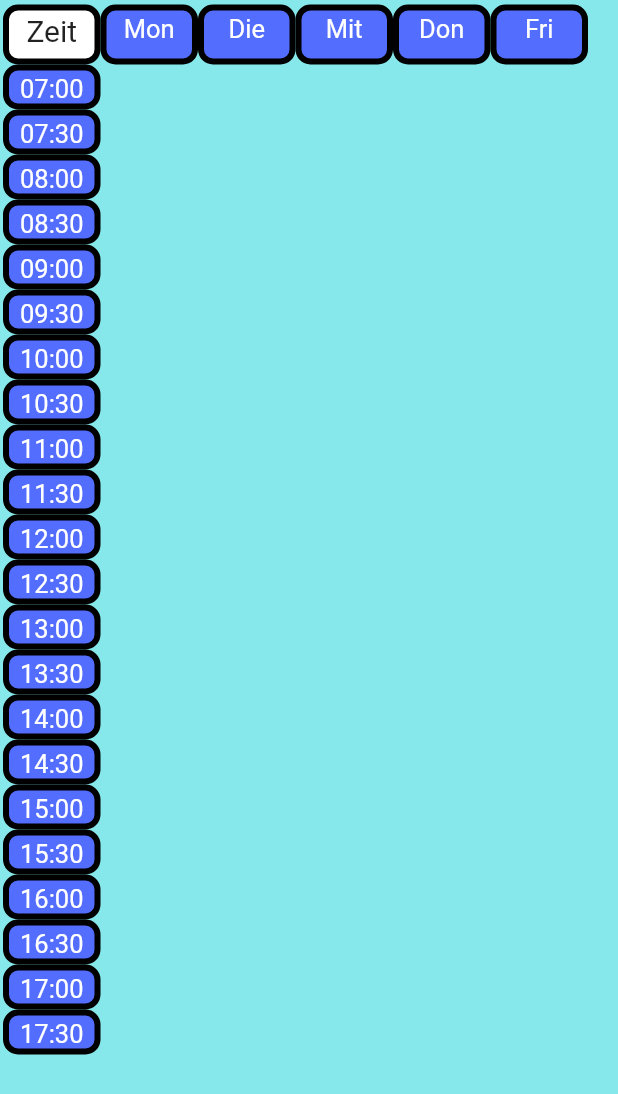
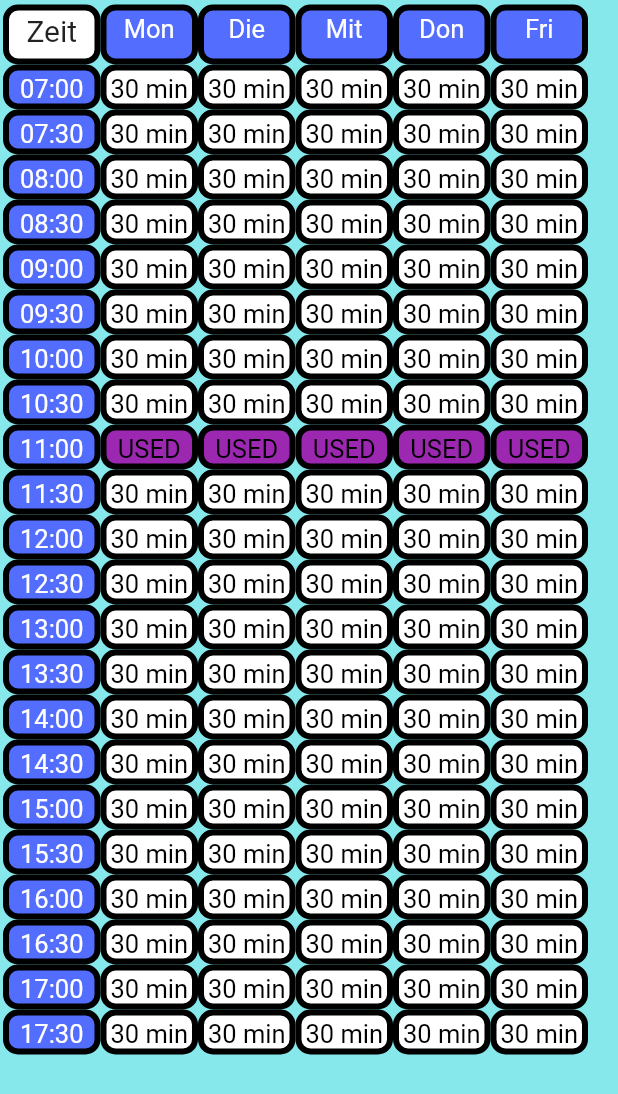
Before and after one commit to NN3054/DA_termin_manager, a Flutter app: the screen it shows after launch, on a phone screen of 412 x 824 dp. Shown: the top 1094 px of the screen. Run offline on Flutter 3.47's test engine with Material 2 defaults, Android fonts, the phone set to English and light mode, and no system bars.

Commit message:
DONE: time.dart header.dart
TODO:
meetings.dart
menu.dart
change container_pattern.dart so it can take Textstyle arguments

ERRORS:
crashes every 2-3 Minutes because of:
F/crash_dump32(25450): crash_dump.cpp:474] failed to attach to thread 182: Permission denied

```diff
--- a/lib/body_builder/body.dart
+++ b/lib/body_builder/body.dart
@@ -1,9 +1,10 @@
 import 'package:flutter/material.dart';
+import 'package:termin_manager/body_builder/body_parts/meetings_pattern.dart';
 
 import 'body_parts/time.dart';
 import 'body_parts/header.dart';
 
-import 'body_parts/templates/container_pattern.dart';
+import 'body_parts/templates/time_container_pattern.dart';
 
 class Body extends StatelessWidget {
   @override
@@ -13,7 +14,9 @@ class Body extends StatelessWidget {
         children: [
           Header(),
           Row(
-            children: [Time()],
+            children: [
+              Time(), MeetingsPattern(),
+            ],
           ),
         ],
       ),
--- a/lib/body_builder/body_parts/header.dart
+++ b/lib/body_builder/body_parts/header.dart
@@ -1,7 +1,7 @@
 import 'package:flutter/material.dart';
 import 'dart:ui' as ui;
 
-import './templates/container_pattern.dart';
+import './templates/time_container_pattern.dart';
 
 class Header extends StatelessWidget {
   //Containers on top
@@ -35,11 +35,11 @@ class Header extends StatelessWidget {
         child: Row(
           children: <Widget>[
             _containerZeit,
-            ContainerPattern('Mon', 65, 40),
-            ContainerPattern('Die', 65, 40),
-            ContainerPattern('Mit', 65, 40),
-            ContainerPattern('Don', 65, 40),
-            ContainerPattern('Fri', 65, 40),
+            TimeContainerPattern('Mon', 65, 40),
+            TimeContainerPattern('Die', 65, 40),
+            TimeContainerPattern('Mit', 65, 40),
+            TimeContainerPattern('Don', 65, 40),
+            TimeContainerPattern('Fri', 65, 40),
           ],
         ),
       );
--- /dev/null
+++ b/lib/body_builder/body_parts/meetings_pattern.dart
@@ -0,0 +1,147 @@
+import 'package:flutter/material.dart';
+import 'package:termin_manager/body_builder/body_parts/templates/free_meetings_container_pattern.dart';
+
+import './templates/free_meetings_container_pattern.dart';
+import './templates/used_meetings_cont_pattern.dart';
+
+class MeetingsPattern extends StatelessWidget {
+  @override
+  Widget build(BuildContext context) {
+    return Container(
+      child: Row(
+        children: [
+          Column(
+            children: [
+              FreeMeetingsPatternContainer(),
+              FreeMeetingsPatternContainer(),
+              FreeMeetingsPatternContainer(),
+              FreeMeetingsPatternContainer(),
+              FreeMeetingsPatternContainer(),
+              FreeMeetingsPatternContainer(),
+              FreeMeetingsPatternContainer(),
+              FreeMeetingsPatternContainer(),
+              UsedMeetingsPattern(),
+              FreeMeetingsPatternContainer(),
+              FreeMeetingsPatternContainer(),
+              FreeMeetingsPatternContainer(),
+              FreeMeetingsPatternContainer(),
+              FreeMeetingsPatternContainer(),
+              FreeMeetingsPatternContainer(),
+              FreeMeetingsPatternContainer(),
+              FreeMeetingsPatternContainer(),
+              FreeMeetingsPatternContainer(),
+              FreeMeetingsPatternContainer(),
+              FreeMeetingsPatternContainer(),
+              FreeMeetingsPatternContainer(),
+              FreeMeetingsPatternContainer(),
+            ],
+          ),
+          Column(
+            children: [
+              FreeMeetingsPatternContainer(),
+              FreeMeetingsPatternContainer(),
+              FreeMeetingsPatternContainer(),
+              FreeMeetingsPatternContainer(),
+              FreeMeetingsPatternContainer(),
+              FreeMeetingsPatternContainer(),
+              FreeMeetingsPatternContainer(),
+              FreeMeetingsPatternContainer(),
+              UsedMeetingsPattern(),
+              FreeMeetingsPatternContainer(),
+              FreeMeetingsPatternContainer(),
+              FreeMeetingsPatternContainer(),
+              FreeMeetingsPatternContainer(),
+              FreeMeetingsPatternContainer(),
+              FreeMeetingsPatternContainer(),
+              FreeMeetingsPatternContainer(),
+              FreeMeetingsPatternContainer(),
+              FreeMeetingsPatternContainer(),
+              FreeMeetingsPatternContainer(),
+              FreeMeetingsPatternContainer(),
+              FreeMeetingsPatternContainer(),
+              FreeMeetingsPatternContainer(),
+            ],
+          ),
+          Column(
+            children: [
+              FreeMeetingsPatternContainer(),
+              FreeMeetingsPatternContainer(),
+              FreeMeetingsPatternContainer(),
+              FreeMeetingsPatternContainer(),
+              FreeMeetingsPatternContainer(),
+              FreeMeetingsPatternContainer(),
+              FreeMeetingsPatternContainer(),
+              FreeMeetingsPatternContainer(),
+              UsedMeetingsPattern(),
+              FreeMeetingsPatternContainer(),
+              FreeMeetingsPatternContainer(),
+              FreeMeetingsPatternContainer(),
+              FreeMeetingsPatternContainer(),
+              FreeMeetingsPatternContainer(),
+              FreeMeetingsPatternContainer(),
+              FreeMeetingsPatternContainer(),
+              FreeMeetingsPatternContainer(),
+              FreeMeetingsPatternContainer(),
+              FreeMeetingsPatternContainer(),
+              FreeMeetingsPatternContainer(),
+              FreeMeetingsPatternContainer(),
+              FreeMeetingsPatternContainer(),
+            ],
+          ),
+          Column(
+            children: [
+              FreeMeetingsPatternContainer(),
+              FreeMeetingsPatternContainer(),
+              FreeMeetingsPatternContainer(),
+              FreeMeetingsPatternContainer(),
+              FreeMeetingsPatternContainer(),
+              FreeMeetingsPatternContainer(),
+              FreeMeetingsPatternContainer(),
+              FreeMeetingsPatternContainer(),
+              UsedMeetingsPattern(),
+              FreeMeetingsPatternContainer(),
+              FreeMeetingsPatternContainer(),
+              FreeMeetingsPatternContainer(),
+              FreeMeetingsPatternContainer(),
+              FreeMeetingsPatternContainer(),
+              FreeMeetingsPatternContainer(),
+              FreeMeetingsPatternContainer(),
+              FreeMeetingsPatternContainer(),
+              FreeMeetingsPatternContainer(),
+              FreeMeetingsPatternContainer(),
+              FreeMeetingsPatternContainer(),
+              FreeMeetingsPatternContainer(),
+              FreeMeetingsPatternContainer(),
+            ],
+          ),
+          Column(
+            children: [
+              FreeMeetingsPatternContainer(),
+              FreeMeetingsPatternContainer(),
+              FreeMeetingsPatternContainer(),
+              FreeMeetingsPatternContainer(),
+              FreeMeetingsPatternContainer(),
+              FreeMeetingsPatternContainer(),
+              FreeMeetingsPatternContainer(),
+              FreeMeetingsPatternContainer(),
+              UsedMeetingsPattern(),
+              FreeMeetingsPatternContainer(),
+              FreeMeetingsPatternContainer(),
+              FreeMeetingsPatternContainer(),
+              FreeMeetingsPatternContainer(),
+              FreeMeetingsPatternContainer(),
+              FreeMeetingsPatternContainer(),
+              FreeMeetingsPatternContainer(),
+              FreeMeetingsPatternContainer(),
+              FreeMeetingsPatternContainer(),
+              FreeMeetingsPatternContainer(),
+              FreeMeetingsPatternContainer(),
+              FreeMeetingsPatternContainer(),
+              FreeMeetingsPatternContainer(),
+            ],
+          ),
+        ],
+      ),
+    );
+  }
+}
--- /dev/null
+++ b/lib/body_builder/body_parts/templates/free_meetings_container_pattern.dart
@@ -0,0 +1,26 @@
+import 'package:flutter/material.dart';
+
+class FreeMeetingsPatternContainer extends StatelessWidget {
+
+  @override
+  Widget build(BuildContext context) {
+    return Container(
+
+    width: 65,
+    height: 30,
+    padding: EdgeInsets.only(top: 2),
+    decoration: BoxDecoration(
+    color: Colors.white,
+    border: Border.all(
+    color: Colors.black,
+    width: 4,
+    ),
+    borderRadius: BorderRadius.circular((10))),
+    child: Text(
+    '30 min',
+    style: TextStyle(fontSize: 17, color: Colors.black),
+    textAlign: TextAlign.center,
+    ) ,
+    );
+  }
+}
--- a/lib/body_builder/body_parts/templates/container_pattern.dart
+++ b/lib/body_builder/body_parts/templates/time_container_pattern.dart
@@ -1,12 +1,14 @@
 import 'package:flutter/material.dart';
 
 // standard container which takes arguments for textinput, colorinput, check if sizeinput is passed -> if yes overwrite default
-class ContainerPattern extends StatelessWidget {
+class TimeContainerPattern extends StatelessWidget {
   final String _containerText;
   final double _contWidth;
   final double _contHeight;
 
-  const ContainerPattern(this._containerText, this._contWidth, this._contHeight);
+
+
+  const TimeContainerPattern(this._containerText, this._contWidth, this._contHeight);
 
   @override
   Widget build(BuildContext context) {
--- /dev/null
+++ b/lib/body_builder/body_parts/templates/used_meetings_cont_pattern.dart
@@ -0,0 +1,28 @@
+import 'package:flutter/material.dart';
+
+class UsedMeetingsPattern extends StatelessWidget {
+  final double _contHeight = 30;
+  final double _contWidth = 65;
+
+
+  @override
+  Widget build(BuildContext context) {
+    return Container(
+      width: _contWidth,
+      height: _contHeight,
+      padding: EdgeInsets.only(top: 2),
+      decoration: BoxDecoration(
+          color: Colors.purple,
+          border: Border.all(
+            color: Colors.black,
+            width: 4,
+          ),
+          borderRadius: BorderRadius.circular((10))),
+      child: Text(
+        'USED',
+        style: TextStyle(fontSize: 17, color: Colors.black),
+        textAlign: TextAlign.center,
+      ) ,
+    );
+  }
+}
--- a/lib/body_builder/body_parts/time.dart
+++ b/lib/body_builder/body_parts/time.dart
@@ -1,6 +1,6 @@
 import 'package:flutter/material.dart';
 
-import 'templates/container_pattern.dart';
+import 'templates/time_container_pattern.dart';
 
 class Time extends StatelessWidget {
   // variables for the width und heigth of a container
@@ -23,28 +23,28 @@ class Time extends StatelessWidget {
         Column(
             mainAxisSize: MainAxisSize.min,
             children: [
-              ContainerPattern('07:00', _timeContWidth, _timeContHeigth),
-              ContainerPattern('07:30', _timeContWidth, _timeContHeigth),
-              ContainerPattern('08:00', _timeContWidth, _timeContHeigth),
-              ContainerPattern('08:30', _timeContWidth, _timeContHeigth),
-              ContainerPattern('09:00', _timeContWidth, _timeContHeigth),
-              ContainerPattern('09:30', _timeContWidth, _timeContHeigth),
-              ContainerPattern('10:00', _timeContWidth, _timeContHeigth),
-              ContainerPattern('10:30', _timeContWidth, _timeContHeigth),
-              ContainerPattern('11:00', _timeContWidth, _timeContHeigth),
-              ContainerPattern('11:30', _timeContWidth, _timeContHeigth),
-              ContainerPattern('12:00', _timeContWidth, _timeContHeigth),
-              ContainerPattern('12:30', _timeContWidth, _timeContHeigth),
-              ContainerPattern('13:00', _timeContWidth, _timeContHeigth),
-              ContainerPattern('13:30', _timeContWidth, _timeContHeigth),
-              ContainerPattern('14:00', _timeContWidth, _timeContHeigth),
-              ContainerPattern('14:30', _timeContWidth, _timeContHeigth),
-              ContainerPattern('15:00', _timeContWidth, _timeContHeigth),
-              ContainerPattern('15:30', _timeContWidth, _timeContHeigth),
-              ContainerPattern('16:00', _timeContWidth, _timeContHeigth),
-              ContainerPattern('16:30', _timeContWidth, _timeContHeigth),
-              ContainerPattern('17:00', _timeContWidth, _timeContHeigth),
-              ContainerPattern('17:30', _timeContWidth, _timeContHeigth),
+              TimeContainerPattern('07:00', _timeContWidth, _timeContHeigth),
+              TimeContainerPattern('07:30', _timeContWidth, _timeContHeigth),
+              TimeContainerPattern('08:00', _timeContWidth, _timeContHeigth),
+              TimeContainerPattern('08:30', _timeContWidth, _timeContHeigth),
+              TimeContainerPattern('09:00', _timeContWidth, _timeContHeigth),
+              TimeContainerPattern('09:30', _timeContWidth, _timeContHeigth),
+              TimeContainerPattern('10:00', _timeContWidth, _timeContHeigth),
+              TimeContainerPattern('10:30', _timeContWidth, _timeContHeigth),
+              TimeContainerPattern('11:00', _timeContWidth, _timeContHeigth),
+              TimeContainerPattern('11:30', _timeContWidth, _timeContHeigth),
+              TimeContainerPattern('12:00', _timeContWidth, _timeContHeigth),
+              TimeContainerPattern('12:30', _timeContWidth, _timeContHeigth),
+              TimeContainerPattern('13:00', _timeContWidth, _timeContHeigth),
+              TimeContainerPattern('13:30', _timeContWidth, _timeContHeigth),
+              TimeContainerPattern('14:00', _timeContWidth, _timeContHeigth),
+              TimeContainerPattern('14:30', _timeContWidth, _timeContHeigth),
+              TimeContainerPattern('15:00', _timeContWidth, _timeContHeigth),
+              TimeContainerPattern('15:30', _timeContWidth, _timeContHeigth),
+              TimeContainerPattern('16:00', _timeContWidth, _timeContHeigth),
+              TimeContainerPattern('16:30', _timeContWidth, _timeContHeigth),
+              TimeContainerPattern('17:00', _timeContWidth, _timeContHeigth),
+              TimeContainerPattern('17:30', _timeContWidth, _timeContHeigth),
             ],
         ),
     );
--- a/lib/main.dart
+++ b/lib/main.dart
@@ -2,7 +2,7 @@ import 'package:flutter/material.dart';
 
 import 'body_builder/body_parts/header.dart';
 import 'body_builder/body_parts/time.dart';
-import 'body_builder/body_parts/templates/container_pattern.dart';
+import 'body_builder/body_parts/templates/time_container_pattern.dart';
 import './body_builder/body.dart';
 
 void main() => runApp(MyApp());
@@ -11,7 +11,7 @@ class MyApp extends StatelessWidget {
   // This widget is the root of your application.
   @override
   Widget build(BuildContext context) {
-    print('Test');
+    print('App started');
     return MaterialApp(
         home: Scaffold(
           backgroundColor: const Color(0xff87e8eb),
```
Also changed, not shown: lib/body_builder/body_parts/meetings.dart (deleted).
